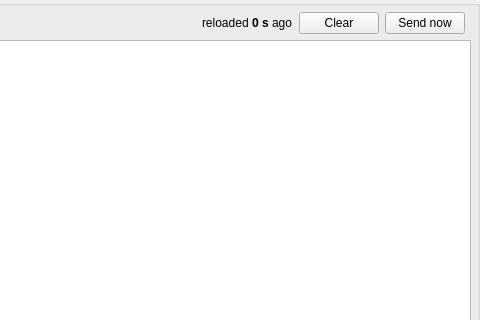
Before: the Qt Designer form widgets/qsightingbuffer.ui in AMOS-uniba/amos-client, drawn with Qt 5; both pictures show x 615 to 1095 and y 0 to 320 of the 1095 by 824 pixel window.
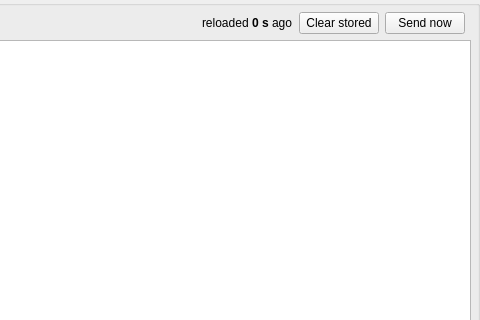
After: the same form once the commit is applied.

Commit message: Make the Clear button remove the stored sightings, and only those

Diff of the .ui file:
```diff
--- a/widgets/qsightingbuffer.ui
+++ b/widgets/qsightingbuffer.ui
@@ -86,7 +86,7 @@
    <item row="0" column="2">
     <widget class="QPushButton" name="pb_clear">
      <property name="text">
-      <string>Clear</string>
+      <string>Clear stored</string>
      </property>
     </widget>
    </item>
```
Left out of the diff: 3 changed lines with no effect on the pictures. The commit also changes 3 other files.
